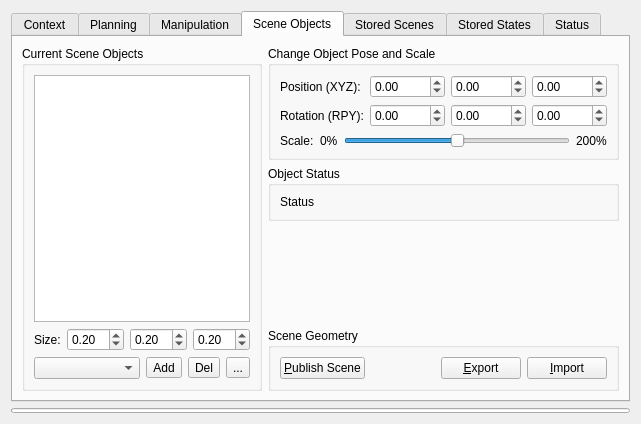
moveit/moveit, file moveit_ros/visualization/motion_planning_rviz_plugin/src/ui/motion_planning_rviz_plugin_frame.ui: the form before one commit.
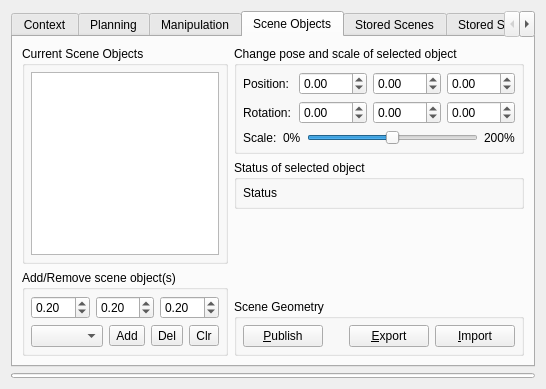
The form after the commit. Icons and pictures are not drawn. Custom widgets are drawn as their Qt base class.

Commit message:
MP plugin: Tweak GUI layout
- grid layout for object position/orientation spin boxes
  (to not rely on chance for their column-wise layout anymore)
- Limit position spin boxes to -999..999
  This essentially cancels one digit to be displayed, which significantly reduces the
  minimum width of the widget.

```diff
--- a/moveit_ros/visualization/motion_planning_rviz_plugin/src/ui/motion_planning_rviz_plugin_frame.ui
+++ b/moveit_ros/visualization/motion_planning_rviz_plugin/src/ui/motion_planning_rviz_plugin_frame.ui
@@ -6,8 +6,8 @@
    <rect>
     <x>0</x>
     <y>0</y>
-    <width>630</width>
-    <height>424</height>
+    <width>532</width>
+    <height>389</height>
    </rect>
   </property>
   <property name="windowTitle">
@@ -355,6 +355,9 @@
       <layout class="QHBoxLayout" name="horizontalLayout_9">
        <item>
         <layout class="QVBoxLayout" name="verticalLayout_11">
+         <property name="spacing">
+          <number>0</number>
+         </property>
          <item>
           <layout class="QHBoxLayout" name="horizontalLayout_7">
            <property name="spacing">
@@ -369,6 +372,15 @@
               <property name="spacing">
                <number>4</number>
               </property>
+              <property name="leftMargin">
+               <number>6</number>
+              </property>
+              <property name="rightMargin">
+               <number>6</number>
+              </property>
+              <property name="bottomMargin">
+               <number>6</number>
+              </property>
               <item>
                <widget class="QPushButton" name="plan_button">
                 <property name="text">
@@ -419,6 +431,13 @@
                 </property>
                </widget>
               </item>
+              <item>
+               <widget class="QPushButton" name="clear_octomap_button">
+                <property name="text">
+                 <string>Clear octomap</string>
+                </property>
+               </widget>
+              </item>
              </layout>
             </widget>
            </item>
@@ -427,17 +446,17 @@
              <property name="title">
               <string>Query</string>
              </property>
-             <layout class="QGridLayout" name="gridLayout_6">
+             <layout class="QVBoxLayout" name="verticalLayout_6">
               <property name="leftMargin">
-               <number>4</number>
+               <number>6</number>
               </property>
               <property name="rightMargin">
-               <number>4</number>
+               <number>6</number>
               </property>
               <property name="bottomMargin">
-               <number>4</number>
+               <number>6</number>
               </property>
-              <item row="1" column="0">
+              <item>
                <layout class="QVBoxLayout" name="verticalLayout_planning_group">
                 <item>
                  <widget class="QLabel" name="label_planning_group">
@@ -451,7 +470,7 @@
                 </item>
                </layout>
               </item>
-              <item row="2" column="0">
+              <item>
                <layout class="QVBoxLayout" name="verticalLayout_start_state">
                 <item>
                  <widget class="QLabel" name="label_start_state">
@@ -465,7 +484,7 @@
                 </item>
                </layout>
               </item>
-              <item row="3" column="0">
+              <item>
                <layout class="QVBoxLayout" name="verticalLayout_goal_state">
                 <item>
                  <widget class="QLabel" name="label_goal_state">
@@ -479,30 +498,26 @@
                 </item>
                </layout>
               </item>
-              <item row="4" column="0">
-               <widget class="QPushButton" name="clear_octomap_button">
-                <property name="text">
-                 <string>Clear octomap</string>
-                </property>
-               </widget>
-              </item>
-              <item row="5" column="0">
+             </layout>
+            </widget>
+           </item>
+          </layout>
+         </item>
+         <item>
                <spacer name="verticalSpacer">
                 <property name="orientation">
                  <enum>Qt::Vertical</enum>
                 </property>
+           <property name="sizeType">
+            <enum>QSizePolicy::Fixed</enum>
+           </property>
                 <property name="sizeHint" stdset="0">
                  <size>
                   <width>20</width>
-                  <height>40</height>
+             <height>6</height>
                  </size>
                 </property>
                </spacer>
-              </item>
-             </layout>
-            </widget>
-           </item>
-          </layout>
          </item>
          <item>
           <widget class="QGroupBox" name="groupBox_12">
@@ -510,11 +525,17 @@
             <string>Path Constraints</string>
            </property>
            <layout class="QVBoxLayout" name="verticalLayout_15">
+            <property name="leftMargin">
+             <number>6</number>
+            </property>
             <property name="topMargin">
              <number>4</number>
             </property>
+            <property name="rightMargin">
+             <number>6</number>
+            </property>
             <property name="bottomMargin">
-             <number>1</number>
+             <number>6</number>
             </property>
             <item>
              <widget class="QComboBox" name="path_constraints_combo_box"/>
@@ -552,6 +573,11 @@
         </layout>
        </item>
        <item>
+        <layout class="QVBoxLayout" name="verticalLayout_18">
+         <property name="spacing">
+          <number>0</number>
+         </property>
+         <item>
         <widget class="QGroupBox" name="groupBox_10">
          <property name="title">
           <string>Options</string>
@@ -560,6 +586,9 @@
           <property name="spacing">
            <number>2</number>
           </property>
+            <property name="bottomMargin">
+             <number>4</number>
+            </property>
           <item>
            <layout class="QHBoxLayout" name="horizontalLayout_3">
             <property name="spacing">
@@ -731,6 +760,9 @@
             </property>
            </widget>
           </item>
+           </layout>
+          </widget>
+         </item>
           <item>
            <spacer name="verticalSpacer_2">
             <property name="orientation">
@@ -745,7 +777,6 @@
            </spacer>
           </item>
          </layout>
-        </widget>
        </item>
       </layout>
      </widget>
@@ -824,6 +855,36 @@
           <string>ROI</string>
          </property>
          <layout class="QGridLayout" name="gridLayout_14">
+          <item row="0" column="2">
+           <widget class="QDoubleSpinBox" name="roi_center_y">
+            <property name="minimum">
+             <double>-99.000000000000000</double>
+            </property>
+            <property name="singleStep">
+             <double>0.010000000000000</double>
+            </property>
+           </widget>
+          </item>
+          <item row="1" column="1">
+           <widget class="QDoubleSpinBox" name="roi_size_x">
+            <property name="singleStep">
+             <double>0.010000000000000</double>
+            </property>
+            <property name="value">
+             <double>4.000000000000000</double>
+            </property>
+           </widget>
+          </item>
+          <item row="1" column="3">
+           <widget class="QDoubleSpinBox" name="roi_size_z">
+            <property name="singleStep">
+             <double>0.010000000000000</double>
+            </property>
+            <property name="value">
+             <double>1.200000000000000</double>
+            </property>
+           </widget>
+          </item>
           <item row="1" column="2">
            <widget class="QDoubleSpinBox" name="roi_size_y">
             <property name="singleStep">
@@ -841,8 +902,8 @@
             </property>
            </widget>
           </item>
-          <item row="0" column="2">
-           <widget class="QDoubleSpinBox" name="roi_center_y">
+          <item row="0" column="1">
+           <widget class="QDoubleSpinBox" name="roi_center_x">
             <property name="minimum">
              <double>-99.000000000000000</double>
             </property>
@@ -851,16 +912,6 @@
             </property>
            </widget>
           </item>
-          <item row="1" column="3">
-           <widget class="QDoubleSpinBox" name="roi_size_z">
-            <property name="singleStep">
-             <double>0.010000000000000</double>
-            </property>
-            <property name="value">
-             <double>1.200000000000000</double>
-            </property>
-           </widget>
-          </item>
           <item row="0" column="0">
            <widget class="QLabel" name="label_12">
             <property name="text">
@@ -868,16 +919,6 @@
             </property>
            </widget>
           </item>
-          <item row="1" column="1">
-           <widget class="QDoubleSpinBox" name="roi_size_x">
-            <property name="singleStep">
-             <double>0.010000000000000</double>
-            </property>
-            <property name="value">
-             <double>4.000000000000000</double>
-            </property>
-           </widget>
-          </item>
           <item row="0" column="3">
            <widget class="QDoubleSpinBox" name="roi_center_z">
             <property name="minimum">
@@ -891,42 +932,6 @@
             </property>
            </widget>
           </item>
-          <item row="0" column="1">
-           <widget class="QDoubleSpinBox" name="roi_center_x">
-            <property name="minimum">
-             <double>-99.000000000000000</double>
-            </property>
-            <property name="singleStep">
-             <double>0.010000000000000</double>
-            </property>
-           </widget>
-          </item>
-          <item row="0" column="4">
-           <spacer name="horizontalSpacer_5">
-            <property name="orientation">
-             <enum>Qt::Horizontal</enum>
-            </property>
-            <property name="sizeHint" stdset="0">
-             <size>
-              <width>40</width>
-              <height>20</height>
-             </size>
-            </property>
-           </spacer>
-          </item>
-          <item row="1" column="4">
-           <spacer name="horizontalSpacer_6">
-            <property name="orientation">
-             <enum>Qt::Horizontal</enum>
-            </property>
-            <property name="sizeHint" stdset="0">
-             <size>
-              <width>40</width>
-              <height>20</height>
-             </size>
-            </property>
-           </spacer>
-          </item>
          </layout>
         </widget>
        </item>
@@ -936,99 +941,27 @@
       <attribute name="title">
        <string>Scene Objects</string>
       </attribute>
-      <layout class="QGridLayout" name="gridLayout_4">
-       <item row="3" column="1">
-        <widget class="QGroupBox" name="groupBox3">
-         <property name="title">
-          <string>Scene Geometry</string>
-         </property>
-         <layout class="QHBoxLayout" name="horizontalLayout_14">
+      <layout class="QHBoxLayout" name="gridLayout_4">
           <item>
-           <widget class="QPushButton" name="publish_current_scene_button">
-            <property name="sizePolicy">
-             <sizepolicy hsizetype="MinimumExpanding" vsizetype="Preferred">
-              <horstretch>0</horstretch>
-              <verstretch>0</verstretch>
-             </sizepolicy>
-            </property>
-            <property name="text">
-             <string>&amp;Publish Scene</string>
-            </property>
-           </widget>
-          </item>
+        <layout class="QVBoxLayout" name="verticalLayout_19">
           <item>
-           <spacer name="horizontalSpacer_2">
-            <property name="orientation">
-             <enum>Qt::Horizontal</enum>
-            </property>
-            <property name="sizeHint" stdset="0">
-             <size>
-              <width>40</width>
-              <height>20</height>
-             </size>
-            </property>
-           </spacer>
-          </item>
-          <item>
-           <widget class="QPushButton" name="export_scene_geometry_text_button">
-            <property name="toolTip">
-             <string>Export scene geometry to a .scene file (only geometry information is preserved)</string>
-            </property>
-            <property name="text">
-             <string>&amp;Export</string>
-            </property>
-           </widget>
-          </item>
-          <item>
-           <widget class="QPushButton" name="import_scene_geometry_text_button">
-            <property name="toolTip">
-             <string>Import scene geometry from a .scene file (only geometry information is preserved)</string>
-            </property>
-            <property name="text">
-             <string>&amp;Import</string>
-            </property>
-           </widget>
-          </item>
-         </layout>
-        </widget>
-       </item>
-       <item row="1" column="1">
-        <widget class="QGroupBox" name="groupBox_5">
-         <property name="title">
-          <string>Object Status</string>
-         </property>
-         <layout class="QVBoxLayout" name="verticalLayout_12">
-          <item>
-           <widget class="QLabel" name="object_status">
-            <property name="enabled">
-             <bool>true</bool>
-            </property>
-            <property name="frameShape">
-             <enum>QFrame::NoFrame</enum>
-            </property>
-            <property name="frameShadow">
-             <enum>QFrame::Raised</enum>
-            </property>
-            <property name="text">
-             <string>Status</string>
-            </property>
-            <property name="textFormat">
-             <enum>Qt::AutoText</enum>
-            </property>
-            <property name="WordWrap" stdset="0">
-             <bool>true</bool>
-            </property>
-           </widget>
-          </item>
-         </layout>
-        </widget>
-       </item>
-       <item row="0" column="0" rowspan="4">
         <widget class="QGroupBox" name="groupBox_8">
          <property name="title">
           <string>Current Scene Objects</string>
          </property>
          <layout class="QVBoxLayout" name="verticalLayout_17">
+            <property name="leftMargin">
+             <number>6</number>
+            </property>
+            <property name="topMargin">
+             <number>6</number>
+            </property>
+            <property name="rightMargin">
+             <number>6</number>
+            </property>
+            <property name="bottomMargin">
+             <number>6</number>
+            </property>
           <item>
            <widget class="QListWidget" name="collision_objects_list">
             <property name="sizePolicy">
@@ -1045,44 +978,40 @@
             </property>
            </widget>
           </item>
+           </layout>
+          </widget>
+         </item>
           <item>
-           <widget class="QFrame" name="frame_4">
+          <widget class="QGroupBox" name="groupBox_4">
             <property name="sizePolicy">
              <sizepolicy hsizetype="Preferred" vsizetype="Preferred">
               <horstretch>0</horstretch>
               <verstretch>0</verstretch>
              </sizepolicy>
             </property>
+           <property name="title">
+            <string>Add/Remove scene object(s)</string>
+           </property>
             <layout class="QVBoxLayout" name="verticalLayout_16">
              <property name="leftMargin">
-              <number>0</number>
+             <number>6</number>
              </property>
              <property name="topMargin">
-              <number>0</number>
+             <number>6</number>
              </property>
              <property name="rightMargin">
-              <number>0</number>
+             <number>6</number>
              </property>
              <property name="bottomMargin">
-              <number>0</number>
+             <number>6</number>
              </property>
              <item>
               <layout class="QHBoxLayout" name="horizontalLayout_16">
-               <item>
-                <widget class="QLabel" name="label_5">
-                 <property name="sizePolicy">
-                  <sizepolicy hsizetype="Minimum" vsizetype="Preferred">
-                   <horstretch>0</horstretch>
-                   <verstretch>0</verstretch>
-                  </sizepolicy>
-                 </property>
-                 <property name="text">
-                  <string>Size:</string>
-                 </property>
-                </widget>
-               </item>
                <item>
                 <widget class="QDoubleSpinBox" name="shape_size_x_spin_box">
+                <property name="toolTip">
+                 <string>x dimension</string>
+                </property>
                  <property name="singleStep">
                   <double>0.050000000000000</double>
                  </property>
@@ -1093,6 +1022,9 @@
                </item>
                <item>
                 <widget class="QDoubleSpinBox" name="shape_size_z_spin_box">
+                <property name="toolTip">
+                 <string>y dimension</string>
+                </property>
                  <property name="singleStep">
                   <double>0.050000000000000</double>
                  </property>
@@ -1103,6 +1035,9 @@
                </item>
                <item>
                 <widget class="QDoubleSpinBox" name="shape_size_y_spin_box">
+                <property name="toolTip">
+                 <string>z dimension</string>
+                </property>
                  <property name="singleStep">
                   <double>0.050000000000000</double>
                  </property>
@@ -1170,7 +1105,7 @@
                   <string>Clear planning scene</string>
                  </property>
                  <property name="text">
-                  <string>...</string>
+                 <string>Clr</string>
                  </property>
                  <property name="icon">
                   <iconset theme="edit-clear">
@@ -1184,74 +1119,71 @@
            </widget>
           </item>
          </layout>
-        </widget>
        </item>
-       <item row="0" column="1">
+       <item>
+        <layout class="QVBoxLayout" name="verticalLayout_20">
+         <item>
         <widget class="QGroupBox" name="pose_scale_group_box">
          <property name="title">
-          <string>Change Object Pose and Scale</string>
-         </property>
-         <layout class="QVBoxLayout" name="verticalLayout_6">
-          <item>
-           <layout class="QHBoxLayout" name="horizontalLayout_6">
-            <item>
+            <string>Change pose and scale of selected object</string>
+           </property>
+           <layout class="QGridLayout" name="gridLayout">
+            <property name="leftMargin">
+             <number>6</number>
+            </property>
+            <property name="topMargin">
+             <number>6</number>
+            </property>
+            <property name="rightMargin">
+             <number>6</number>
+            </property>
+            <property name="bottomMargin">
+             <number>6</number>
+            </property>
+            <property name="verticalSpacing">
+             <number>6</number>
+            </property>
+            <item row="1" column="0">
              <widget class="QLabel" name="label_4">
               <property name="text">
-               <string>Position (XYZ): </string>
+               <string>Position: </string>
               </property>
              </widget>
             </item>
-            <item>
-             <widget class="QDoubleSpinBox" name="object_x">
-              <property name="minimum">
-               <double>-1000.000000000000000</double>
-              </property>
-              <property name="maximum">
-               <double>1000.000000000000000</double>
-              </property>
-              <property name="singleStep">
-               <double>0.100000000000000</double>
-              </property>
-             </widget>
-            </item>
-            <item>
-             <widget class="QDoubleSpinBox" name="object_y">
-              <property name="minimum">
-               <double>-1000.000000000000000</double>
-              </property>
-              <property name="maximum">
-               <double>1000.000000000000000</double>
-              </property>
-              <property name="singleStep">
-               <double>0.100000000000000</double>
-              </property>
-             </widget>
-            </item>
-            <item>
-             <widget class="QDoubleSpinBox" name="object_z">
-              <property name="minimum">
-               <double>-1000.000000000000000</double>
-              </property>
-              <property name="maximum">
-               <double>1000.000000000000000</double>
-              </property>
-              <property name="singleStep">
-               <double>0.100000000000000</double>
-              </property>
-             </widget>
-            </item>
-           </layout>
-          </item>
-          <item>
-           <layout class="QHBoxLayout" name="horizontalLayout_4">
-            <item>
+            <item row="2" column="0">
              <widget class="QLabel" name="label_13">
               <property name="text">
-               <string>Rotation (RPY):</string>
+               <string>Rotation:</string>
               </property>
              </widget>
             </item>
-            <item>
+            <item row="1" column="1">
+             <widget class="QDoubleSpinBox" name="object_x">
+              <property name="minimum">
+               <double>-999.990000000000009</double>
+              </property>
+              <property name="maximum">
+               <double>999.990000000000009</double>
+              </property>
+              <property name="singleStep">
+               <double>0.100000000000000</double>
+              </property>
+             </widget>
+            </item>
+            <item row="2" column="3">
+             <widget class="QDoubleSpinBox" name="object_rz">
+              <property name="minimum">
+               <double>-3.140000000000000</double>
+              </property>
+              <property name="maximum">
+               <double>3.140000000000000</double>
+              </property>
+              <property name="singleStep">
+               <double>0.100000000000000</double>
+              </property>
+             </widget>
+            </item>
+            <item row="2" column="1">
              <widget class="QDoubleSpinBox" name="object_rx">
               <property name="minimum">
                <double>-3.140000000000000</double>
@@ -1264,7 +1196,7 @@
               </property>
              </widget>
             </item>
-            <item>
+            <item row="2" column="2">
              <widget class="QDoubleSpinBox" name="object_ry">
               <property name="minimum">
                <double>-3.140000000000000</double>
@@ -1277,22 +1209,20 @@
               </property>
              </widget>
             </item>
-            <item>
-             <widget class="QDoubleSpinBox" name="object_rz">
+            <item row="1" column="2">
+             <widget class="QDoubleSpinBox" name="object_y">
               <property name="minimum">
-               <double>-3.140000000000000</double>
+               <double>-999.990000000000009</double>
               </property>
               <property name="maximum">
-               <double>3.140000000000000</double>
+               <double>999.990000000000009</double>
               </property>
               <property name="singleStep">
                <double>0.100000000000000</double>
               </property>
              </widget>
             </item>
-           </layout>
-          </item>
-          <item>
+            <item row="3" column="0" colspan="4">
            <layout class="QHBoxLayout" name="horizontalLayout_5">
             <item>
              <widget class="QLabel" name="label">
@@ -1348,10 +1278,66 @@
             </item>
            </layout>
           </item>
+            <item row="1" column="3">
+             <widget class="QDoubleSpinBox" name="object_z">
+              <property name="minimum">
+               <double>-999.990000000000009</double>
+              </property>
+              <property name="maximum">
+               <double>999.990000000000009</double>
+              </property>
+              <property name="singleStep">
+               <double>0.100000000000000</double>
+              </property>
+             </widget>
+            </item>
          </layout>
         </widget>
        </item>
-       <item row="2" column="1">
+         <item>
+          <widget class="QGroupBox" name="groupBox_5">
+           <property name="title">
+            <string>Status of selected object</string>
+           </property>
+           <layout class="QVBoxLayout" name="verticalLayout_12">
+            <property name="leftMargin">
+             <number>6</number>
+            </property>
+            <property name="topMargin">
+             <number>6</number>
+            </property>
+            <property name="rightMargin">
+             <number>6</number>
+            </property>
+            <property name="bottomMargin">
+             <number>6</number>
+            </property>
+            <item>
+             <widget class="QLabel" name="object_status">
+              <property name="enabled">
+               <bool>true</bool>
+              </property>
+              <property name="frameShape">
+               <enum>QFrame::NoFrame</enum>
+              </property>
+              <property name="frameShadow">
+               <enum>QFrame::Raised</enum>
+              </property>
+              <property name="text">
+               <string>Status</string>
+              </property>
+              <property name="textFormat">
+               <enum>Qt::AutoText</enum>
+              </property>
+              <property name="WordWrap" stdset="0">
+               <bool>true</bool>
+              </property>
+             </widget>
+            </item>
+           </layout>
+          </widget>
+         </item>
+         <item>
         <spacer name="verticalSpacer_4">
          <property name="orientation">
           <enum>Qt::Vertical</enum>
@@ -1363,6 +1349,75 @@
           </size>
          </property>
         </spacer>
+         </item>
+         <item>
+          <widget class="QGroupBox" name="groupBox3">
+           <property name="title">
+            <string>Scene Geometry</string>
+           </property>
+           <layout class="QHBoxLayout" name="horizontalLayout_14">
+            <property name="leftMargin">
+             <number>6</number>
+            </property>
+            <property name="topMargin">
+             <number>6</number>
+            </property>
+            <property name="rightMargin">
+             <number>6</number>
+            </property>
+            <property name="bottomMargin">
+             <number>6</number>
+            </property>
+            <item>
+             <widget class="QPushButton" name="publish_current_scene_button">
+              <property name="sizePolicy">
+               <sizepolicy hsizetype="Minimum" vsizetype="Fixed">
+                <horstretch>0</horstretch>
+                <verstretch>0</verstretch>
+               </sizepolicy>
+              </property>
+              <property name="text">
+               <string>&amp;Publish</string>
+              </property>
+             </widget>
+            </item>
+            <item>
+             <spacer name="horizontalSpacer_2">
+              <property name="orientation">
+               <enum>Qt::Horizontal</enum>
+              </property>
+              <property name="sizeHint" stdset="0">
+               <size>
+                <width>40</width>
+                <height>20</height>
+               </size>
+              </property>
+             </spacer>
+            </item>
+            <item>
+             <widget class="QPushButton" name="export_scene_geometry_text_button">
+              <property name="toolTip">
+               <string>Export scene geometry to a .scene file (only geometry information is preserved)</string>
+              </property>
+              <property name="text">
+               <string>&amp;Export</string>
+              </property>
+             </widget>
+            </item>
+            <item>
+             <widget class="QPushButton" name="import_scene_geometry_text_button">
+              <property name="toolTip">
+               <string>Import scene geometry from a .scene file (only geometry information is preserved)</string>
+              </property>
+              <property name="text">
+               <string>&amp;Import</string>
+              </property>
+             </widget>
+            </item>
+           </layout>
+          </widget>
+         </item>
+        </layout>
        </item>
       </layout>
      </widget>
```
Lines whose indentation alone changed are shown as unchanged.
